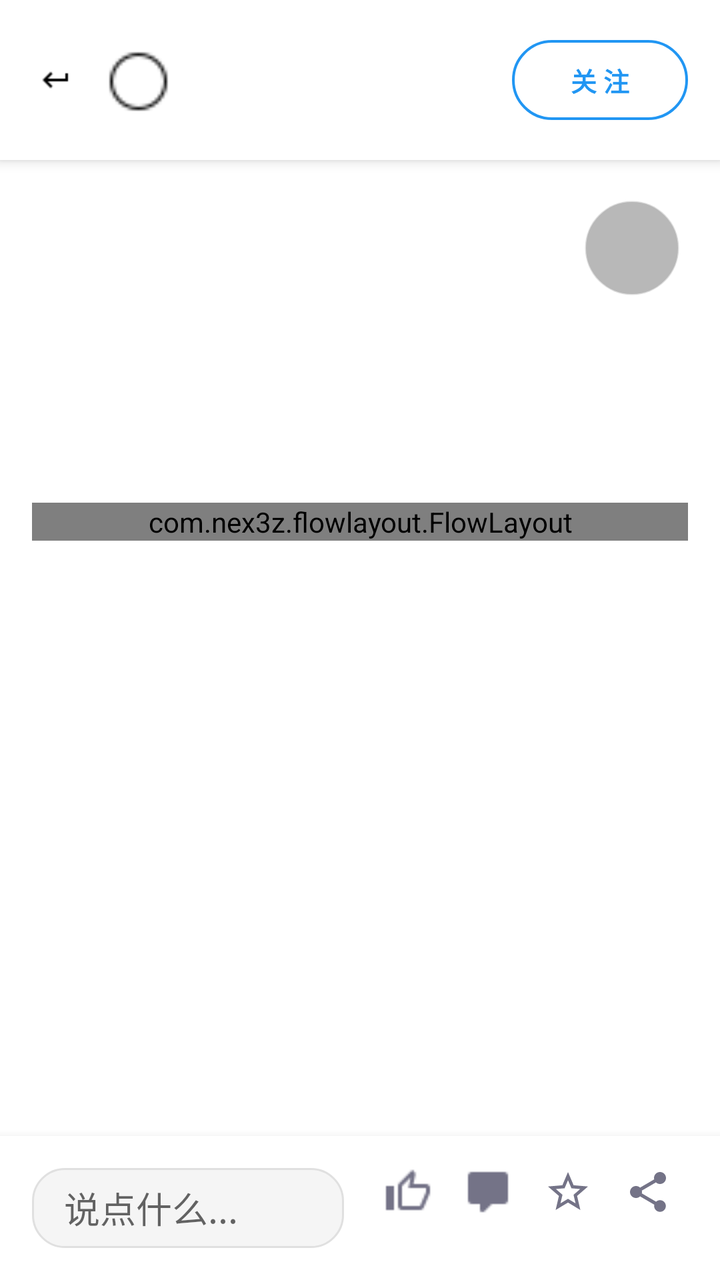
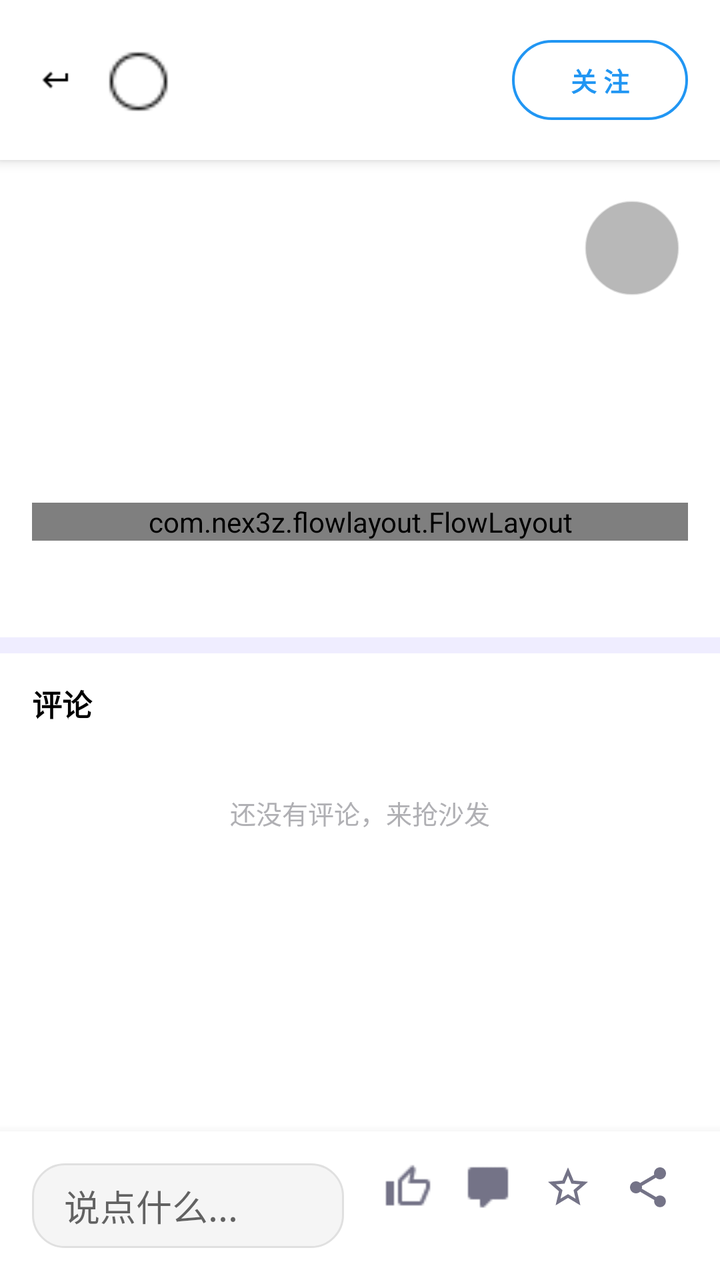

Before-and-after screenshots of an Android layout around one commit, followed by the original layout XML and the change that was made.
<!-- AndroidManifest.xml: application theme AppTheme -->
<!-- res/layout/activity_detail.xml -->
<?xml version="1.0" encoding="utf-8"?>
<androidx.coordinatorlayout.widget.CoordinatorLayout
    xmlns:android="http://schemas.android.com/apk/res/android"
    xmlns:app="http://schemas.android.com/apk/res-auto"
    android:id="@+id/root_layout"
    android:layout_width="match_parent"
    android:layout_height="match_parent"
    android:background="@color/white">

    
    <View
        android:id="@+id/background_overlay"
        android:layout_width="match_parent"
        android:layout_height="match_parent"
        android:background="#CCFFFFFF"
        android:alpha="0"
        android:clickable="false"
        android:focusable="false" />

    
    <FrameLayout
        android:id="@+id/scroll_container"
        android:layout_width="match_parent"
        android:layout_height="match_parent"
        android:clipChildren="false"
        android:clipToPadding="false">

        
        <androidx.core.widget.NestedScrollView
            android:id="@+id/nested_scroll_view"
            android:layout_width="match_parent"
            android:layout_height="match_parent"
            android:paddingBottom="80dp">

            <LinearLayout
                android:layout_width="match_parent"
                android:layout_height="wrap_content"
                android:orientation="vertical">

                
                <LinearLayout
                    android:id="@+id/top_bar"
                    android:layout_width="match_parent"
                    android:layout_height="wrap_content"
                    android:orientation="horizontal"
                    android:padding="16dp"
                    android:gravity="center_vertical"
                    android:background="@color/white"
                    android:elevation="4dp">

                    
                    <ImageView
                        android:id="@+id/back_button"
                        android:layout_width="24dp"
                        android:layout_height="24dp"
                        android:src="@drawable/ic_arrow_back"
                        android:contentDescription="返回"
                        android:padding="4dp"
                        android:background="?attr/selectableItemBackgroundBorderless" />

                    
                    <LinearLayout
                        android:id="@+id/author_container"
                        android:layout_width="0dp"
                        android:layout_height="wrap_content"
                        android:layout_weight="1"
                        android:orientation="horizontal"
                        android:paddingStart="12dp"
                        android:gravity="center_vertical"
                        android:clickable="true"
                        android:focusable="true"
                        android:foreground="?attr/selectableItemBackground">

                        
                        <ImageView
                            android:id="@+id/author_avatar"
                            android:layout_width="36dp"
                            android:layout_height="36dp"
                            android:scaleType="centerCrop"
                            android:background="@drawable/circle_bg"/>

                        
                        <TextView
                            android:id="@+id/author_name"
                            android:layout_width="wrap_content"
                            android:layout_height="wrap_content"
                            android:layout_marginStart="12dp"
                            android:textSize="14sp"
                            android:textStyle="bold"
                            android:textColor="@color/black"
                            android:maxLines="1"
                            android:ellipsize="end"/>
                    </LinearLayout>

                    
                    <com.google.android.material.button.MaterialButton
                        android:id="@+id/follow_button"
                        style="@style/Widget.Material3.Button.OutlinedButton"
                        android:layout_width="wrap_content"
                        android:layout_height="wrap_content"
                        android:text="关 注"
                        android:textColor="@color/primary_color"
                        android:textSize="13sp"
                        android:textStyle="bold"
                        app:cornerRadius="50dp"
                        app:rippleColor="@color/primary_color"
                        app:strokeColor="@color/primary_color"
                        app:strokeWidth="1.2dp" />


                </LinearLayout>

                
                <FrameLayout
                    android:id="@+id/image_container"
                    android:layout_width="match_parent"
                    android:layout_height="wrap_content"
                    android:clipChildren="true"
                    android:clipToPadding="true">

                    <androidx.viewpager2.widget.ViewPager2
                        android:id="@+id/image_pager"
                        android:layout_width="match_parent"
                        android:layout_height="wrap_content"
                        android:background="@color/black"/>

                    
                    <LinearLayout
                        android:id="@+id/progress_indicator"
                        android:layout_width="match_parent"
                        android:layout_height="wrap_content"
                        android:layout_gravity="bottom"
                        android:orientation="horizontal"
                        android:gravity="center"
                        android:paddingVertical="8dp"
                        android:visibility="gone"/>

                    
                    <ImageView
                        android:id="@+id/music_control_button"
                        android:layout_width="48dp"
                        android:layout_height="48dp"
                        android:layout_gravity="bottom|end"
                        android:layout_margin="20dp"
                    android:background="@drawable/circle_transparent_bg"
                    android:alpha="0.7"
                    android:contentDescription="音乐控制"
                    android:padding="12dp"
                    android:clickable="true"
                    android:focusable="true"/>

                </FrameLayout>

                
                <LinearLayout
                    android:id="@+id/content_layout"
                    android:layout_width="match_parent"
                    android:layout_height="wrap_content"
                    android:orientation="vertical"
                    android:padding="16dp">

                    
                    <TextView
                        android:id="@+id/title_text"
                        android:layout_width="match_parent"
                        android:layout_height="wrap_content"
                        android:textSize="18sp"
                        android:textStyle="bold"
                        android:textColor="@color/black"
                        android:lineSpacingExtra="4dp"/>

                    
                    <TextView
                        android:id="@+id/content_text"
                        android:layout_width="match_parent"
                        android:layout_height="wrap_content"
                        android:layout_marginTop="12dp"
                        android:textSize="14sp"
                        android:textColor="@color/profile_ink"
                        android:lineSpacingExtra="6dp"/>

                    
                    <com.nex3z.flowlayout.FlowLayout
                        android:id="@+id/tags_container"
                        android:layout_width="match_parent"
                        android:layout_height="wrap_content"
                        android:layout_marginTop="12dp"
                        android:orientation="horizontal"/>

                    
                    <TextView
                        android:id="@+id/publish_date"
                        android:layout_width="match_parent"
                        android:layout_height="wrap_content"
                        android:layout_marginTop="16dp"
                        android:textSize="12sp"
                        android:textColor="@color/profile_muted"/>
                </LinearLayout>
            </LinearLayout>
        </androidx.core.widget.NestedScrollView>
    </FrameLayout>

    
    <LinearLayout
        android:id="@+id/bottom_bar"
        android:layout_width="match_parent"
        android:layout_height="wrap_content"
        android:layout_gravity="bottom"
        android:orientation="horizontal"
        android:background="@color/white"
        android:padding="16dp"
        android:elevation="8dp"
        app:layout_behavior="com.google.android.material.behavior.HideBottomViewOnScrollBehavior">

        
        <EditText
            android:id="@+id/comment_input"
            android:layout_width="0dp"
            android:layout_height="40dp"
            android:layout_weight="1"
            android:layout_marginEnd="12dp"
            android:hint="说点什么..."
            android:background="@drawable/edittext_rounded_bg"
            android:paddingStart="16dp"
            android:paddingEnd="16dp"
            android:maxLines="1"/>

        
        <ImageView
            android:id="@+id/like_button"
            android:layout_width="24dp"
            android:layout_height="24dp"
            android:layout_marginHorizontal="8dp"
            android:src="@drawable/ic_thumb_up_outline"
            app:tint="@color/profile_muted" />

        
        <ImageView
            android:id="@+id/comment_button"
            android:layout_width="24dp"
            android:layout_height="24dp"
            android:layout_marginHorizontal="8dp"
            android:src="@drawable/ic_comment_outline"
            app:tint="@color/profile_muted" />

        
        <ImageView
            android:id="@+id/collect_button"
            android:layout_width="24dp"
            android:layout_height="24dp"
            android:layout_marginHorizontal="8dp"
            android:src="@drawable/ic_star_outline"
            app:tint="@color/profile_muted" />

        
        <ImageView
            android:id="@+id/share_button"
            android:layout_width="24dp"
            android:layout_height="24dp"
            android:layout_marginHorizontal="8dp"
            android:src="@drawable/ic_share"
            app:tint="@color/profile_muted" />
    </LinearLayout>

</androidx.coordinatorlayout.widget.CoordinatorLayout>
<!-- resources referenced by this layout -->
<resources>
  <color name="black">#FF000000</color>
  <color name="primary_color">#FF2196F3</color>
  <color name="profile_ink">#242337</color>
  <color name="profile_muted">#747387</color>
  <color name="white">#FFFFFFFF</color>
  <!-- drawable circle_transparent_bg (drawable) -->
  <?xml version="1.0" encoding="utf-8"?>
  <shape xmlns:android="http://schemas.android.com/apk/res/android"
      android:shape="oval">
      <solid android:color="#66000000" /> 
      <stroke
          android:width="1dp"
          android:color="#88FFFFFF" /> 
  </shape>
  <!-- drawable edittext_rounded_bg (drawable) -->
  <?xml version="1.0" encoding="utf-8"?>
  <shape xmlns:android="http://schemas.android.com/apk/res/android"
      android:shape="rectangle">
      <solid android:color="@color/gray_100" />
      <corners android:radius="16dp" /> 
      <stroke
          android:width="1dp"
          android:color="@color/gray_300" />
  </shape>
  <!-- drawable ic_star_outline (drawable) -->
  <vector xmlns:android="http://schemas.android.com/apk/res/android"
      android:width="24dp"
      android:height="24dp"
      android:viewportWidth="24"
      android:viewportHeight="24"
      android:tint="@color/gray_600">
      <path
          android:fillColor="@android:color/white"
          android:pathData="M22,9.24l-7.19,-0.62L12,2 9.19,8.63 2,9.24l5.46,4.73L5.82,21 12,17.27 18.18,21l-1.63,-7.03L22,9.24zM12,15.4l-3.76,2.27 1,-4.28 -3.32,-2.88 4.38,-0.38L12,6.1l1.71,4.04 4.38,0.38 -3.32,2.88 1,4.28z"/>
  </vector>
  <color name="gray_100">#FFF5F5F5</color>
  <color name="gray_300">#FFE0E0E0</color>
  <color name="gray_600">#FF757575</color>
  <color name="profile_accent">#6155CE</color>
  <color name="brand_violet_deep">#FF4A3FB8</color>
  <color name="brand_violet_light">#FF8B7FF5</color>
  <color name="brand_violet">#FF6155CE</color>
  <color name="profile_bg">#F7F7FC</color>
  <color name="profile_surface">#FFFFFF</color>
  <color name="profile_error">#B3261E</color>
  <color name="accent_ripple">#1F6155CE</color>
  <style name="ShapeRounded.Small" parent="ShapeAppearance.MaterialComponents.SmallComponent">
          <item name="cornerFamily">rounded</item>
          <item name="cornerSize">@dimen/radius_control</item>
      </style>
  <style name="ShapeRounded.Medium" parent="ShapeAppearance.MaterialComponents.MediumComponent">
          <item name="cornerFamily">rounded</item>
          <item name="cornerSize">@dimen/radius_card</item>
      </style>
  <style name="ShapeRounded.Large" parent="ShapeAppearance.MaterialComponents.LargeComponent">
          <item name="cornerFamily">rounded</item>
          <item name="cornerSize">24dp</item>
      </style>
  <style name="Widget.PixelFlow.Button" parent="Widget.MaterialComponents.Button">
          <item name="android:minHeight">52dp</item>
          <item name="android:textSize">15sp</item>
          <item name="android:textAllCaps">false</item>
          <item name="android:insetTop">0dp</item>
          <item name="android:insetBottom">0dp</item>
          <item name="cornerRadius">@dimen/radius_pill</item>
          <item name="android:textColor">@color/white</item>
      </style>
  <dimen name="radius_control">12dp</dimen>
  <dimen name="radius_card">16dp</dimen>
  <dimen name="radius_pill">22dp</dimen>
  <!-- unchanged entries left out for length: 6 -->
</resources>

<!-- the commit's change to res/layout/activity_detail.xml (unified diff, before → after) -->
@@ -196,6 +196,59 @@
                         android:textSize="12sp"
                         android:textColor="@color/profile_muted"/>
                 </LinearLayout>
+
+                
+                <View
+                    android:layout_width="match_parent"
+                    android:layout_height="8dp"
+                    android:background="@color/profile_soft" />
+
+                <LinearLayout
+                    android:layout_width="match_parent"
+                    android:layout_height="wrap_content"
+                    android:orientation="vertical"
+                    android:paddingBottom="16dp">
+
+                    <TextView
+                        android:id="@+id/comments_header"
+                        android:layout_width="match_parent"
+                        android:layout_height="wrap_content"
+                        android:paddingStart="16dp"
+                        android:paddingEnd="16dp"
+                        android:paddingTop="14dp"
+                        android:paddingBottom="10dp"
+                        android:text="@string/comments_header"
+                        android:textSize="15sp"
+                        android:textStyle="bold"
+                        android:textColor="@color/black" />
+
+                    <androidx.recyclerview.widget.RecyclerView
+                        android:id="@+id/comments_list"
+                        android:layout_width="match_parent"
+                        android:layout_height="wrap_content"
+                        android:nestedScrollingEnabled="false"
+                        android:overScrollMode="never" />
+
+                    <TextView
+                        android:id="@+id/comments_empty"
+                        android:layout_width="match_parent"
+                        android:layout_height="wrap_content"
+                        android:gravity="center"
+                        android:padding="24dp"
+                        android:text="@string/comments_empty"
+                        android:textSize="13sp"
+                        android:textColor="#B0B0B4" />
+
+                    <TextView
+                        android:id="@+id/comments_more"
+                        android:layout_width="match_parent"
+                        android:layout_height="wrap_content"
+                        android:gravity="center"
+                        android:padding="10dp"
+                        android:textSize="13sp"
+                        android:textColor="@color/profile_accent"
+                        android:visibility="gone" />
+                </LinearLayout>
             </LinearLayout>
         </androidx.core.widget.NestedScrollView>
     </FrameLayout>
@@ -216,14 +269,19 @@
         <EditText
             android:id="@+id/comment_input"
             android:layout_width="0dp"
-            android:layout_height="40dp"
+            android:layout_height="wrap_content"
+            android:minHeight="40dp"
             android:layout_weight="1"
             android:layout_marginEnd="12dp"
-            android:hint="说点什么..."
+            android:hint="@string/comments_input_hint"
             android:background="@drawable/edittext_rounded_bg"
             android:paddingStart="16dp"
             android:paddingEnd="16dp"
-            android:maxLines="1"/>
+            android:paddingTop="8dp"
+            android:paddingBottom="8dp"
+            android:maxLines="3"
+            android:imeOptions="actionSend"
+            android:inputType="textMultiLine|textCapSentences"/>
 
         
         <ImageView
<!-- resource entries referenced after the edit -->
@@ -4,6 +4,7 @@
   <color name="primary_color">#FF2196F3</color>
   <color name="profile_ink">#242337</color>
   <color name="profile_muted">#747387</color>
+  <color name="profile_soft">#EFEDFF</color>
   <color name="white">#FFFFFFFF</color>
   <!-- drawable circle_transparent_bg (drawable) -->
   <?xml version="1.0" encoding="utf-8"?>
@@ -35,6 +36,9 @@
           android:fillColor="@android:color/white"
           android:pathData="M22,9.24l-7.19,-0.62L12,2 9.19,8.63 2,9.24l5.46,4.73L5.82,21 12,17.27 18.18,21l-1.63,-7.03L22,9.24zM12,15.4l-3.76,2.27 1,-4.28 -3.32,-2.88 4.38,-0.38L12,6.1l1.71,4.04 4.38,0.38 -3.32,2.88 1,4.28z"/>
   </vector>
+  <string name="comments_empty">还没有评论，来抢沙发</string>
+  <string name="comments_header">评论</string>
+  <string name="comments_input_hint">说点什么...</string>
   <color name="gray_100">#FFF5F5F5</color>
   <color name="gray_300">#FFE0E0E0</color>
   <color name="gray_600">#FF757575</color>
